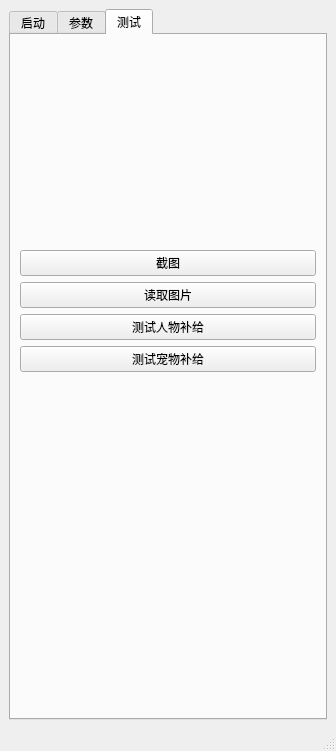
Before: the Qt Designer form mainwindow.ui in SSSSSFFFFF/FxPresser, drawn with Qt 5.
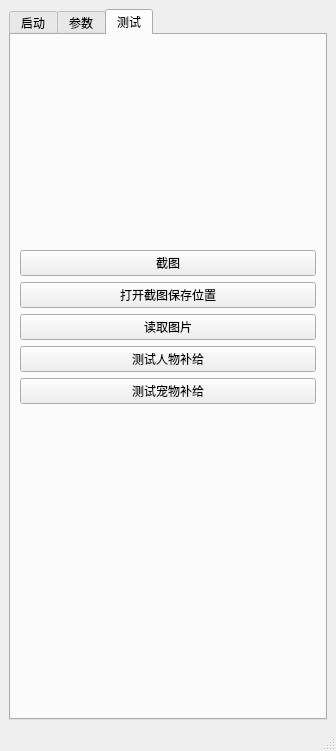
After: the same form once the commit is applied. The open tabs and pages were chosen to show the change.

Commit message: 记录不同情况血条的hsv颜色

```diff
--- a/mainwindow.ui
+++ b/mainwindow.ui
@@ -1116,6 +1116,13 @@
           </property>
          </widget>
         </item>
+        <item>
+         <widget class="QPushButton" name="pushButton_OpenScreenShotFolder">
+          <property name="text">
+           <string>打开截图保存位置</string>
+          </property>
+         </widget>
+        </item>
         <item>
          <widget class="QPushButton" name="pushButton_ReadImage">
           <property name="text">
```
Left out of the diff: 2 changed lines with no effect on the pictures. The commit also changes 2 other files.
